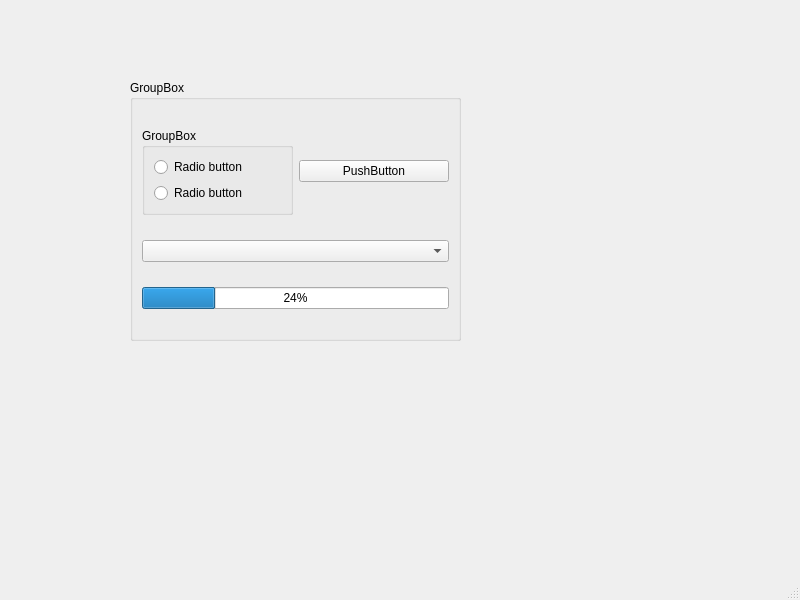
Before: the Qt Designer form QT_HW_Lesson4/mainwindow.ui in Brag72/qt-homeworks, drawn with Qt 5.
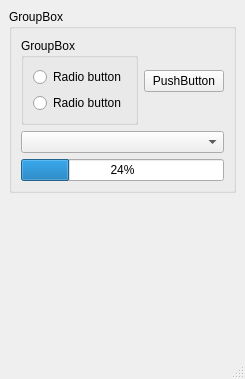
After: the same form once the commit is applied.

What changed in the file:
```diff
--- a/QT_HW_Lesson4/mainwindow.ui
+++ b/QT_HW_Lesson4/mainwindow.ui
@@ -6,23 +6,17 @@
    <rect>
     <x>0</x>
     <y>0</y>
-    <width>800</width>
-    <height>600</height>
+    <width>238</width>
+    <height>379</height>
    </rect>
   </property>
   <property name="windowTitle">
    <string>MainWindow</string>
   </property>
   <widget class="QWidget" name="centralwidget">
+   <layout class="QFormLayout" name="formLayout">
+    <item row="0" column="0">
    <widget class="QGroupBox" name="groupBox_2">
-    <property name="geometry">
-     <rect>
-      <x>130</x>
-      <y>80</y>
-      <width>331</width>
-      <height>261</height>
-     </rect>
-    </property>
     <property name="title">
      <string>GroupBox</string>
     </property>
@@ -69,6 +63,8 @@
      </item>
     </layout>
    </widget>
+    </item>
+   </layout>
   </widget>
   <widget class="QMenuBar" name="menubar">
    <property name="geometry">
```
Left out of the diff: 2 changed lines with no effect on the pictures. Lines whose indentation alone changed are shown as unchanged.
